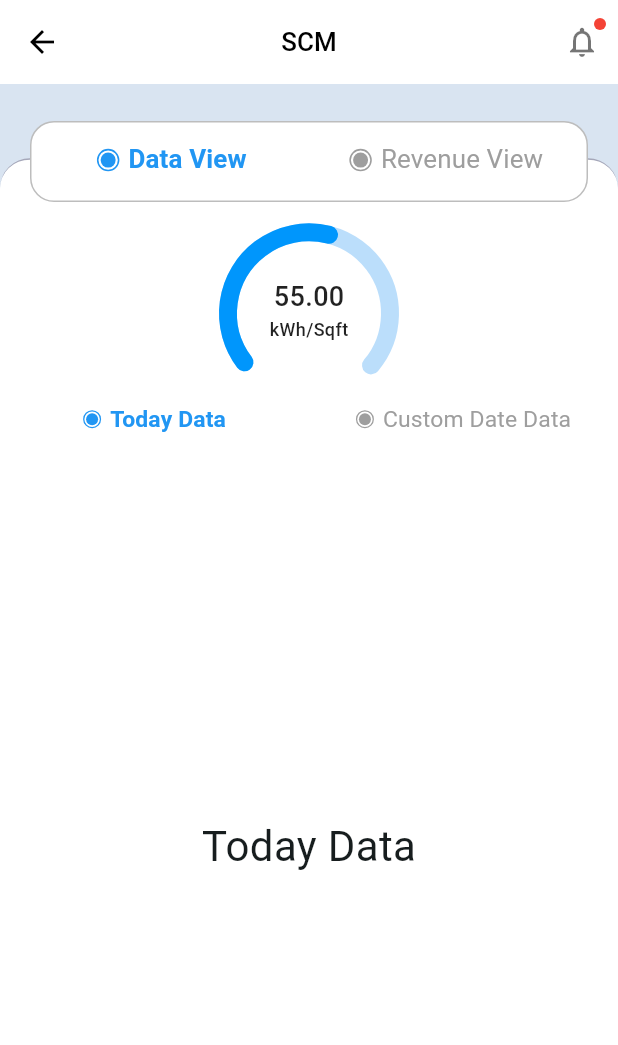
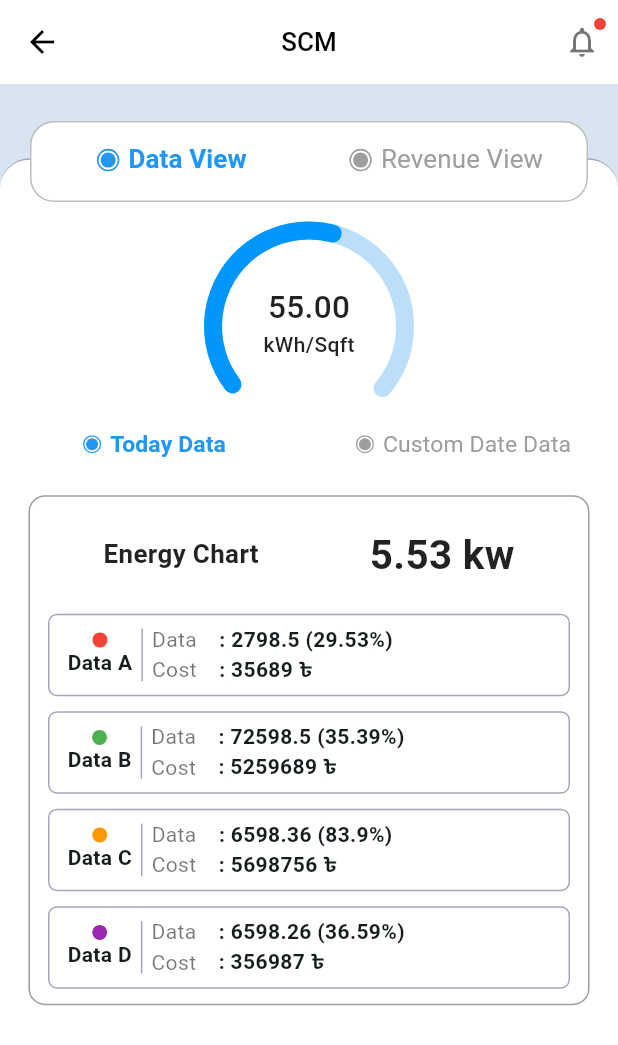
Before and after one commit to Tanjid470/scube, a Flutter app: the ScmDataDetailsView screen opened by its route, on a phone screen of 412 x 824 dp. Shown: the top 1045 px of the screen. Run offline on Flutter 3.47's test engine with Material 3 defaults, Android fonts, the phone set to English and light mode, and no system bars; our stand-ins replace get, shared_preferences; accounts and stored records are empty.

Commit message:
[FEAT]: Implement Today's Data child tab UI

```diff
--- a/lib/feature/scm_data_details/presentation/scm_data_details_view.dart
+++ b/lib/feature/scm_data_details/presentation/scm_data_details_view.dart
@@ -3,6 +3,7 @@ import 'package:scube/config/font_constant.dart';
 import 'package:scube/core/const/color_utils.dart';
 import 'package:scube/feature/scm_data_details/presentation/widget/multi_layer_circle.dart';
 import 'package:scube/feature/scm_data_details/presentation/widget/semi_circle_progress_widget.dart';
+import 'package:scube/feature/scm_data_details/presentation/widget/today_data_card.dart';
 import 'package:scube/global/scm_appBar.dart';
 
 
@@ -14,6 +15,7 @@ class ScmDataDetailsView extends StatefulWidget {
 }
 
 class _ScmDataDetailsViewState extends State<ScmDataDetailsView> with TickerProviderStateMixin {
+
   late TabController? _tabController;
   TabController? _subTabController;
 
@@ -30,7 +32,6 @@ class _ScmDataDetailsViewState extends State<ScmDataDetailsView> with TickerProv
     });
   }
 
-
   @override
   void dispose() {
     _tabController?.dispose();
@@ -38,6 +39,38 @@ class _ScmDataDetailsViewState extends State<ScmDataDetailsView> with TickerProv
     super.dispose();
   }
 
+
+
+  final List<Map<String, dynamic>> dataList = [
+    {
+      "name": "Data A",
+      "value": 2798.50,
+      "percentage": 29.53,
+      "cost": 35689,
+      "color": Colors.red,
+    },
+    {
+      "name": "Data B",
+      "value": 72598.50,
+      "percentage": 35.39,
+      "cost": 5259689,
+      "color": Colors.green,
+    },
+    {
+      "name": "Data C",
+      "value": 6598.36,
+      "percentage": 83.90,
+      "cost": 5698756,
+      "color": Colors.orange,
+    },
+    {
+      "name": "Data D",
+      "value": 6598.26,
+      "percentage": 36.59,
+      "cost": 356987,
+      "color": Colors.purple,
+    },
+  ];
   @override
   Widget build(BuildContext context) {
     return Scaffold(
@@ -155,17 +188,17 @@ class _ScmDataDetailsViewState extends State<ScmDataDetailsView> with TickerProv
       length: 2,
       child: Column(
         children: [
-          SizedBox(height: 50,),
+          SizedBox(height: 50),
           SemiCircleProgress(
             value: 0.55,
-            size: 120,
+            size: 140,
             unit: 'kWh/Sqft',
           ),
           TabBar(
             controller: _subTabController,
             labelColor: Colors.blue,
             unselectedLabelColor: Colors.grey.shade600,
-            indicatorSize: TabBarIndicatorSize.tab,
+            indicatorSize: TabBarIndicatorSize.label,
             indicatorColor: Colors.white,
             dividerColor: Colors.transparent,
             indicatorPadding: EdgeInsets.zero,
@@ -217,24 +250,73 @@ class _ScmDataDetailsViewState extends State<ScmDataDetailsView> with TickerProv
               ]
             )
           ),
-
         ],
       ),
     );
+  }
+
+
+  Widget _todayDataTabView() {
+    return Padding(
+      padding: const EdgeInsets.symmetric(horizontal: 20.0,vertical: 10),
+      child: Column(
+        children: [
+          Container(
+            width: double.infinity,
+            padding: const EdgeInsets.symmetric(horizontal: 12.0,vertical: 5),
+            decoration: BoxDecoration(
+              color: Colors.white,
+              borderRadius: BorderRadius.all(
+                Radius.circular(10)
+              ),
+              border: Border.all(color: ColorUtils.greyColor,strokeAlign: 1)
+            ),
+            child: Column(
+              mainAxisSize: MainAxisSize.min,
+              children: [
+                Padding(
+                  padding: const EdgeInsets.symmetric(vertical: 15.0),
+                  child: Row(
+                    mainAxisAlignment: MainAxisAlignment.spaceAround,
+                    children: [
+                      Text(
+                        'Energy Chart',
+                        style: TextStyle(fontWeight: FontWeight.bold,
+                            fontSize: TextSize.font18(context),
+                            color: Colors.black87),
+                      ), Text(
+                        '5.53 kw',
+                        style: TextStyle(fontWeight: FontWeight.bold,
+                            fontSize: TextSize.font28(context),
+                            color: Colors.black87),
+                      ),
+                    ],
+                  ),
+                ),
+                ListView.builder(
+                  shrinkWrap: true,
+                  itemCount: dataList.length,
+                  padding: EdgeInsets.zero,
+                  itemBuilder: (context, index) {
+                    return TodayDataCard(item: dataList[index]);
+                  },
+                ),
+
+          ]
+            ),
+          ),
+        ],
+      ),
+    );
+  }
+
+  Widget _customDateDataTabView() {
+    return Center(child: Text('Custom Date Data View', style: TextStyle(fontSize: 28)));
   }
 
   Widget _revenueViewTabView() {
     return Center(child: Text('Revenue View', style: TextStyle(fontSize: 28)));
   }
 
-  Widget _todayDataTabView() {
-    return Center(child: Text('Today Data', style: TextStyle(fontSize: 28)));
-  }
-
-  Widget _customDateDataTabView() {
-    return Center(child: Text('Custom Date Data View', style: TextStyle(fontSize: 28)));
-  }
-
-
 
 }
```
